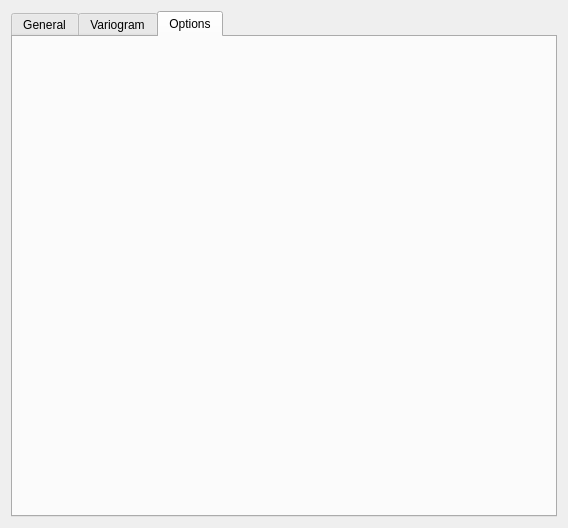
LPM-UFRGS/dfmod, file interpolator.ui: the form before one commit.
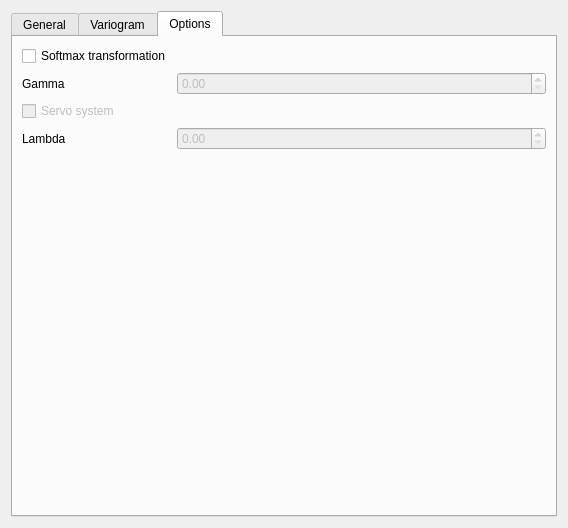
The form after the commit. The open tabs and pages were chosen to show the change. Custom widgets are drawn as their Qt base class.

Commit message: softmax transformation

```diff
--- a/interpolator.ui
+++ b/interpolator.ui
@@ -121,6 +121,53 @@
       <attribute name="title">
        <string>Options</string>
       </attribute>
+      <layout class="QFormLayout" name="formLayout">
+       <item row="5" column="0">
+        <widget class="QCheckBox" name="softmax_check">
+         <property name="text">
+          <string>Softmax transformation</string>
+         </property>
+        </widget>
+       </item>
+       <item row="10" column="0">
+        <widget class="QCheckBox" name="servo_check">
+         <property name="enabled">
+          <bool>false</bool>
+         </property>
+         <property name="text">
+          <string>Servo system</string>
+         </property>
+        </widget>
+       </item>
+       <item row="7" column="0">
+        <widget class="QLabel" name="label_4">
+         <property name="text">
+          <string>Gamma</string>
+         </property>
+        </widget>
+       </item>
+       <item row="7" column="1">
+        <widget class="QDoubleSpinBox" name="Gamma">
+         <property name="enabled">
+          <bool>false</bool>
+         </property>
+        </widget>
+       </item>
+       <item row="13" column="0">
+        <widget class="QLabel" name="label_7">
+         <property name="text">
+          <string>Lambda</string>
+         </property>
+        </widget>
+       </item>
+       <item row="13" column="1">
+        <widget class="QDoubleSpinBox" name="Lambda">
+         <property name="enabled">
+          <bool>false</bool>
+         </property>
+        </widget>
+       </item>
+      </layout>
      </widget>
     </widget>
    </item>
```
Left out of the diff: 54 changed lines with no effect on the pictures. The commit also changes 1 other file.
